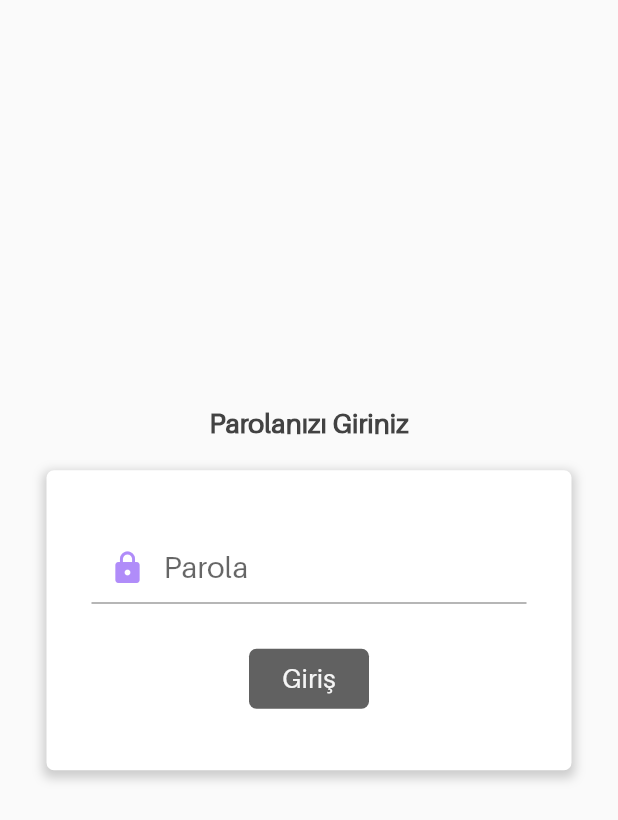
After one commit to MrBuluc/mrnoteclone, a Flutter app: the Login screen opened directly, on a phone screen of 412 x 824 dp. The commit adds this screen. Shown: the top 820 px of the screen. Run offline on Flutter 3.47's test engine with Material 2 defaults, Android fonts, the phone set to English and light mode, and no system bars; our stand-ins replace sqflite; accounts and stored records are empty.

Commit message:
login ui tamamlandı

```diff
--- a/lib/app/landing_page.dart
+++ b/lib/app/landing_page.dart
@@ -3,6 +3,7 @@ import 'package:mr_note_clone/common_widget/merkez_widget.dart';
 import 'package:mr_note_clone/models/settings.dart';
 import 'package:mr_note_clone/models/settingsdb.dart';
 import 'package:mr_note_clone/services/database_helper.dart';
+import 'package:mr_note_clone/ui/Login/login.dart';
 
 class LandingPage extends StatefulWidget {
   @override
@@ -13,8 +14,6 @@ class _LandingPageState extends State<LandingPage> {
   DatabaseHelper databaseHelper = DatabaseHelper();
 
   bool flag = false;
-
-  String truePassword;
 
   Settings settings = Settings();
 
@@ -32,6 +31,7 @@ class _LandingPageState extends State<LandingPage> {
       // } else {
       //   return HomePage();
       // }
+      return Login();
     } else {
       return Scaffold(
         backgroundColor: Color(0xff84b7f1),
@@ -64,9 +64,7 @@ class _LandingPageState extends State<LandingPage> {
 
   Future<bool> read() async {
     SettingsDb settingsDb = await databaseHelper.getSettings();
-    setState(() {
-      truePassword = settingsDb.password;
-    });
+    settings.password = settingsDb.password;
 
     try {
       int color = int.parse(settingsDb.theme);
@@ -82,6 +80,6 @@ class _LandingPageState extends State<LandingPage> {
     }
     setState(() {});
 
-    return truePassword != null && truePassword.isNotEmpty;
+    return settings.password != null && settings.password.isNotEmpty;
   }
 }
--- /dev/null
+++ b/lib/const.dart
@@ -0,0 +1,18 @@
+import 'package:flutter/material.dart';
+
+TextStyle headerStyle3 = TextStyle(
+    fontFamily: "Aileron",
+    fontSize: 18,
+    fontWeight: FontWeight.bold,
+    color: Colors.grey.shade800);
+
+TextStyle headerStyle4 =
+    TextStyle(fontFamily: "Aileron", fontSize: 20, color: Colors.grey.shade700);
+
+TextStyle headerStyle11 = TextStyle(
+    fontFamily: "Aileron",
+    fontSize: 18,
+    color: Colors.grey.shade100,
+    fontWeight: FontWeight.w100);
+
+Color generalColor = Color.fromRGBO(176, 140, 249, 1);
--- a/lib/models/settings.dart
+++ b/lib/models/settings.dart
@@ -2,6 +2,7 @@ import 'package:flutter/material.dart';
 
 class Settings {
   static Settings _settings;
+  String password;
   Color currentColor;
   String sort;
 
--- /dev/null
+++ b/lib/ui/Login/login.dart
@@ -0,0 +1,114 @@
+import 'package:flutter/material.dart';
+import 'package:mr_note_clone/const.dart';
+import 'package:mr_note_clone/models/settings.dart';
+
+class Login extends StatefulWidget {
+  @override
+  _LoginState createState() => _LoginState();
+}
+
+class _LoginState extends State<Login> {
+  Settings settings = Settings();
+
+  String result = "";
+
+  @override
+  Widget build(BuildContext context) {
+    return SafeArea(
+      child: Scaffold(
+        resizeToAvoidBottomInset: false,
+        backgroundColor: settings.currentColor,
+        body: Center(
+          child: Column(
+            mainAxisAlignment: MainAxisAlignment.center,
+            children: [
+              buildHeader(),
+              buildTextForm(),
+              buildResult(),
+            ],
+          ),
+        ),
+      ),
+    );
+  }
+
+  buildHeader() {
+    return Padding(
+      padding: const EdgeInsets.only(bottom: 20),
+      child: Text(
+        "Parolanızı Giriniz",
+        style: headerStyle3,
+      ),
+    );
+  }
+
+  buildTextForm() {
+    return Container(
+      height: 200,
+      width: 350,
+      decoration: BoxDecoration(
+          color: Colors.white,
+          borderRadius: BorderRadius.circular(5),
+          boxShadow: [
+            BoxShadow(
+                color: Colors.grey.withOpacity(0.5),
+                spreadRadius: 2,
+                blurRadius: 5,
+                offset: Offset(0, 3))
+          ]),
+      child: Form(
+        child: Column(
+          mainAxisAlignment: MainAxisAlignment.center,
+          children: [
+            Padding(
+              padding: const EdgeInsets.only(left: 30, right: 30),
+              child: TextFormField(
+                obscureText: true,
+                style: headerStyle4,
+                decoration: InputDecoration(
+                    hintText: "Parola",
+                    prefixIcon: Icon(
+                      Icons.lock,
+                      color: generalColor,
+                    )),
+              ),
+            ),
+            buildSave()
+          ],
+        ),
+      ),
+    );
+  }
+
+  buildSave() {
+    return Padding(
+      padding: const EdgeInsets.only(right: 50, top: 30, left: 50),
+      child: Container(
+        height: 40,
+        width: 80,
+        decoration: BoxDecoration(
+            color: Colors.grey.shade700,
+            borderRadius: BorderRadius.circular(5)),
+        child: Center(
+          child: GestureDetector(
+            child: Text(
+              "Giriş",
+              style: headerStyle11,
+            ),
+          ),
+        ),
+      ),
+    );
+  }
+
+  buildResult() {
+    return Padding(
+      padding: EdgeInsets.symmetric(horizontal: 16, vertical: 8),
+      child: Text(
+        result,
+        style: TextStyle(fontSize: 20),
+        textAlign: TextAlign.center,
+      ),
+    );
+  }
+}
--- a/pubspec.yaml
+++ b/pubspec.yaml
@@ -74,6 +74,10 @@ flutter:
   #       - asset: fonts/TrajanPro.ttf
   #       - asset: fonts/TrajanPro_Bold.ttf
   #         weight: 700
+  fonts:
+    - family: Aileron
+      fonts:
+        - asset: fonts/Aileron-Regular.otf
   #
   # For details regarding fonts from package dependencies,
   # see https://flutter.dev/custom-fonts/#from-packages
```
Also changed, not shown: fonts/Aileron-Regular.otf (added), 1 other file.
